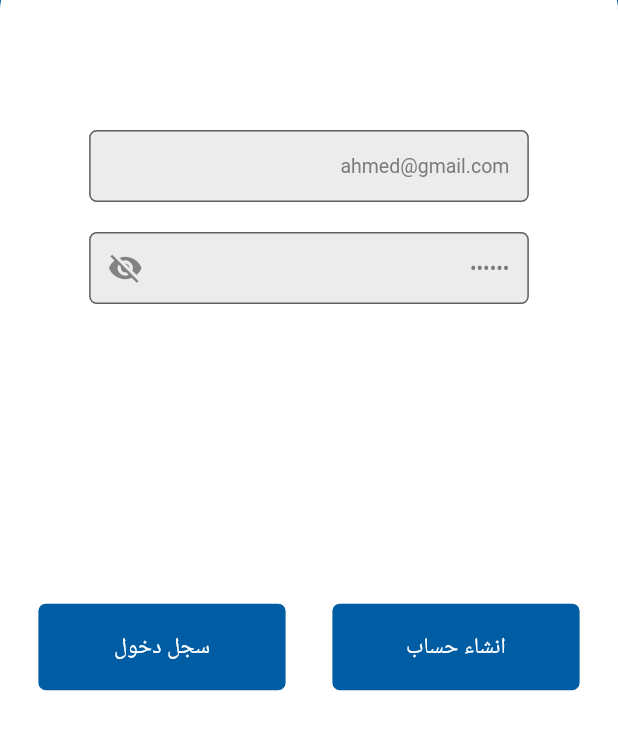
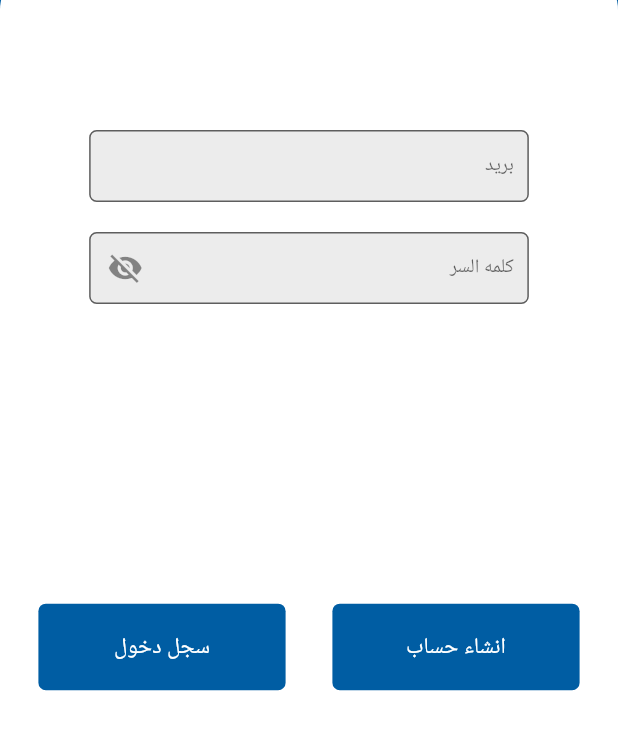
Before and after one commit to ahmednaser7897/task, a Flutter app: the screen it shows after launch, after a tap on "عربي", on a phone screen of 412 x 824 dp, the part 381-1131 px from its top. Run offline on Flutter 3.47's test engine with Material 2 defaults, Android fonts, the phone set to English and light mode, and no system bars; our stand-ins replace bloc, dio, flutter_bloc, flutter_styled_toast, flutter_translate, fluttertoast and 2 more; accounts and stored records are empty; Roboto replaces fonts that are missing (cairo).

Commit message:
Update loge_in.dart
commet

```diff
--- a/lib/presentation/screens/shared/loge_in.dart
+++ b/lib/presentation/screens/shared/loge_in.dart
@@ -44,8 +44,6 @@ class LoginScreen extends StatelessWidget {
           }
         },
         builder: (context, state) {
-          emailController.text = "ahmed@gmail.com";
-          passController.text = "123456";
           LoginCupit cupit = LoginCupit.get(context);
           return SafeArea(
             child: Directionality(
```
